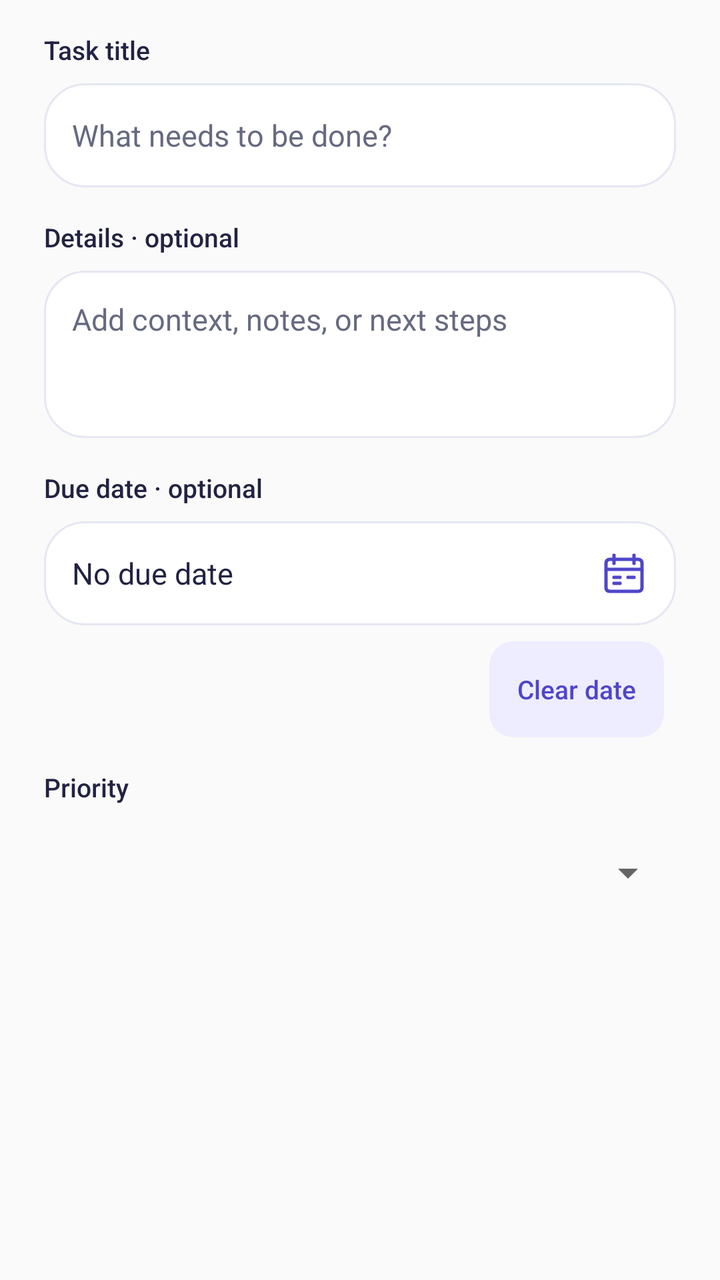
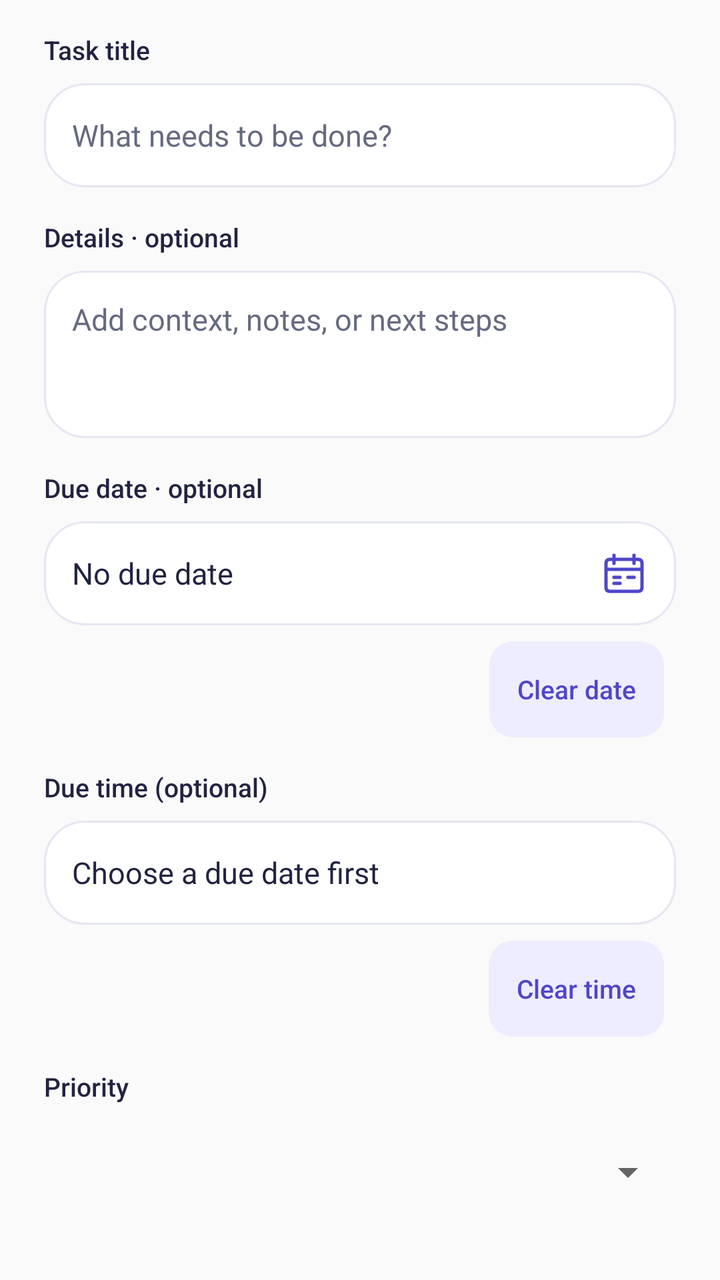

Screens rendered from an Android XML layout before and after an edit, with the pre-edit source and the edit as a unified diff.
<!-- AndroidManifest.xml: application theme Theme.Stride -->
<!-- res/layout/dialog_task.xml -->
<?xml version="1.0" encoding="utf-8"?>
<ScrollView xmlns:android="http://schemas.android.com/apk/res/android"
    android:layout_width="match_parent"
    android:layout_height="wrap_content">
    <LinearLayout
        android:layout_width="match_parent"
        android:layout_height="wrap_content"
        android:orientation="vertical"
        android:paddingStart="22dp"
        android:paddingEnd="22dp"
        android:paddingBottom="18dp">

        <TextView style="@style/StrideTaskLabel" android:labelFor="@id/title_input" android:text="@string/tasks_title_label" />
        <EditText
            android:id="@+id/title_input"
            style="@style/StrideTaskField"
            android:hint="@string/tasks_title_hint"
            android:inputType="textCapSentences"
            android:singleLine="true" />

        <TextView style="@style/StrideTaskLabel" android:labelFor="@id/details_input" android:text="@string/tasks_details_label" />
        <EditText
            android:id="@+id/details_input"
            style="@style/StrideTaskField"
            android:gravity="top|start"
            android:hint="@string/tasks_details_hint"
            android:inputType="textMultiLine|textCapSentences"
            android:minLines="3"
            android:maxLines="6" />

        <TextView style="@style/StrideTaskLabel" android:labelFor="@id/due_button" android:text="@string/tasks_due_label" />
        <Button
            android:id="@+id/due_button"
            style="@style/StrideTaskField"
            android:backgroundTint="@null"
            android:drawableEnd="@drawable/ic_workspace_calendar"
            android:drawableTint="@color/tasks_accent"
            android:gravity="center_vertical|start"
            android:textAllCaps="false"
            android:text="@string/tasks_no_date" />
        <Button
            android:id="@+id/clear_date_button"
            style="@style/StrideTaskChip"
            android:layout_gravity="end"
            android:layout_marginTop="8dp"
            android:text="@string/tasks_clear_date" />

        <TextView style="@style/StrideTaskLabel" android:labelFor="@id/priority_spinner" android:text="@string/tasks_priority_label" />
        <Spinner
            android:id="@+id/priority_spinner"
            android:layout_width="match_parent"
            android:layout_height="wrap_content"
            android:layout_marginTop="8dp"
            android:minHeight="52dp"
            android:spinnerMode="dropdown" />

        <TextView
            android:id="@+id/form_error"
            android:layout_width="match_parent"
            android:layout_height="wrap_content"
            android:layout_marginTop="12dp"
            android:accessibilityLiveRegion="polite"
            android:textColor="@color/tasks_high"
            android:textSize="14sp"
            android:visibility="gone" />
    </LinearLayout>
</ScrollView>
<!-- resources referenced by this layout -->
<resources>
  <color name="tasks_accent">#4F46C8</color>
  <color name="tasks_high">#B53345</color>
  <!-- drawable ic_workspace_calendar (drawable) -->
  <?xml version="1.0" encoding="utf-8"?>
  
  <vector xmlns:android="http://schemas.android.com/apk/res/android"
      android:width="24dp" android:height="24dp"
      android:viewportWidth="24" android:viewportHeight="24">
      <path android:pathData="M5,5 H19 Q21,5 21,7 V19 Q21,21 19,21 H5 Q3,21 3,19 V7 Q3,5 5,5 Z M7,3 V7 M17,3 V7 M3,10 H21 M7,14 H10 M14,14 H17 M7,17 H10"
          android:fillColor="@android:color/transparent"
          android:strokeColor="@color/workspace_icon"
          android:strokeWidth="1.7"
          android:strokeLineCap="round" android:strokeLineJoin="round" />
  </vector>
  <string name="tasks_clear_date">Clear date</string>
  <string name="tasks_details_hint">Add context, notes, or next steps</string>
  <string name="tasks_details_label">Details · optional</string>
  <string name="tasks_due_label">Due date · optional</string>
  <string name="tasks_no_date">No due date</string>
  <string name="tasks_priority_label">Priority</string>
  <string name="tasks_title_hint">What needs to be done?</string>
  <string name="tasks_title_label">Task title</string>
  <style name="StrideTaskLabel">
          <item name="android:layout_width">match_parent</item>
          <item name="android:layout_height">wrap_content</item>
          <item name="android:layout_marginTop">16dp</item>
          <item name="android:textColor">@color/tasks_ink</item>
          <item name="android:textSize">13sp</item>
          <item name="android:fontFamily">sans-serif-medium</item>
      </style>
  <style name="Theme.Stride" parent="android:style/Theme.Material.Light.NoActionBar">
          <item name="android:fontFamily">sans-serif</item>
          <item name="android:colorAccent">@color/stride_primary</item>
          <item name="android:navigationBarColor">@color/stride_primary</item>
          <item name="android:windowLightStatusBar">false</item>
          <item name="android:statusBarColor">@color/stride_primary</item>
      </style>
  <color name="workspace_icon">#626C81</color>
  <!-- drawable bg_tasks_chip (drawable) -->
  <?xml version="1.0" encoding="utf-8"?>
  <selector xmlns:android="http://schemas.android.com/apk/res/android">
      <item android:state_selected="true">
          <shape>
              <solid android:color="@color/tasks_accent" />
              <corners android:radius="12dp" />
          </shape>
      </item>
      <item>
          <shape>
              <solid android:color="@color/tasks_accent_soft" />
              <corners android:radius="12dp" />
          </shape>
      </item>
  </selector>
  <!-- drawable bg_tasks_card (drawable) -->
  <?xml version="1.0" encoding="utf-8"?>
  <shape xmlns:android="http://schemas.android.com/apk/res/android">
      <solid android:color="@android:color/white" />
      <stroke android:width="1dp" android:color="@color/tasks_border" />
      <corners android:radius="20dp" />
  </shape>
  <color name="tasks_ink">#222342</color>
  <color name="tasks_muted">#666A80</color>
  <color name="stride_primary">#4F46E5</color>
  <color name="tasks_accent_soft">#EEECFF</color>
  <color name="tasks_border">#E5E7F2</color>
  <!-- unchanged entries left out for length: 2 -->
</resources>

<!-- the commit's change to res/layout/dialog_task.xml (unified diff, before → after) -->
@@ -45,6 +45,21 @@
             android:layout_marginTop="8dp"
             android:text="@string/tasks_clear_date" />
 
+        <TextView style="@style/StrideTaskLabel" android:labelFor="@id/time_button" android:text="@string/tasks_time_label" />
+        <Button
+            android:id="@+id/time_button"
+            style="@style/StrideTaskField"
+            android:backgroundTint="@null"
+            android:gravity="center_vertical|start"
+            android:textAllCaps="false"
+            android:text="@string/tasks_time_choose_date" />
+        <Button
+            android:id="@+id/clear_time_button"
+            style="@style/StrideTaskChip"
+            android:layout_gravity="end"
+            android:layout_marginTop="8dp"
+            android:text="@string/tasks_clear_time" />
+
         <TextView style="@style/StrideTaskLabel" android:labelFor="@id/priority_spinner" android:text="@string/tasks_priority_label" />
         <Spinner
             android:id="@+id/priority_spinner"
<!-- resource entries referenced after the edit -->
@@ -15,11 +15,14 @@
           android:strokeLineCap="round" android:strokeLineJoin="round" />
   </vector>
   <string name="tasks_clear_date">Clear date</string>
+  <string name="tasks_clear_time">Clear time</string>
   <string name="tasks_details_hint">Add context, notes, or next steps</string>
   <string name="tasks_details_label">Details · optional</string>
   <string name="tasks_due_label">Due date · optional</string>
   <string name="tasks_no_date">No due date</string>
   <string name="tasks_priority_label">Priority</string>
+  <string name="tasks_time_choose_date">Choose a due date first</string>
+  <string name="tasks_time_label">Due time (optional)</string>
   <string name="tasks_title_hint">What needs to be done?</string>
   <string name="tasks_title_label">Task title</string>
   <style name="StrideTaskLabel">
